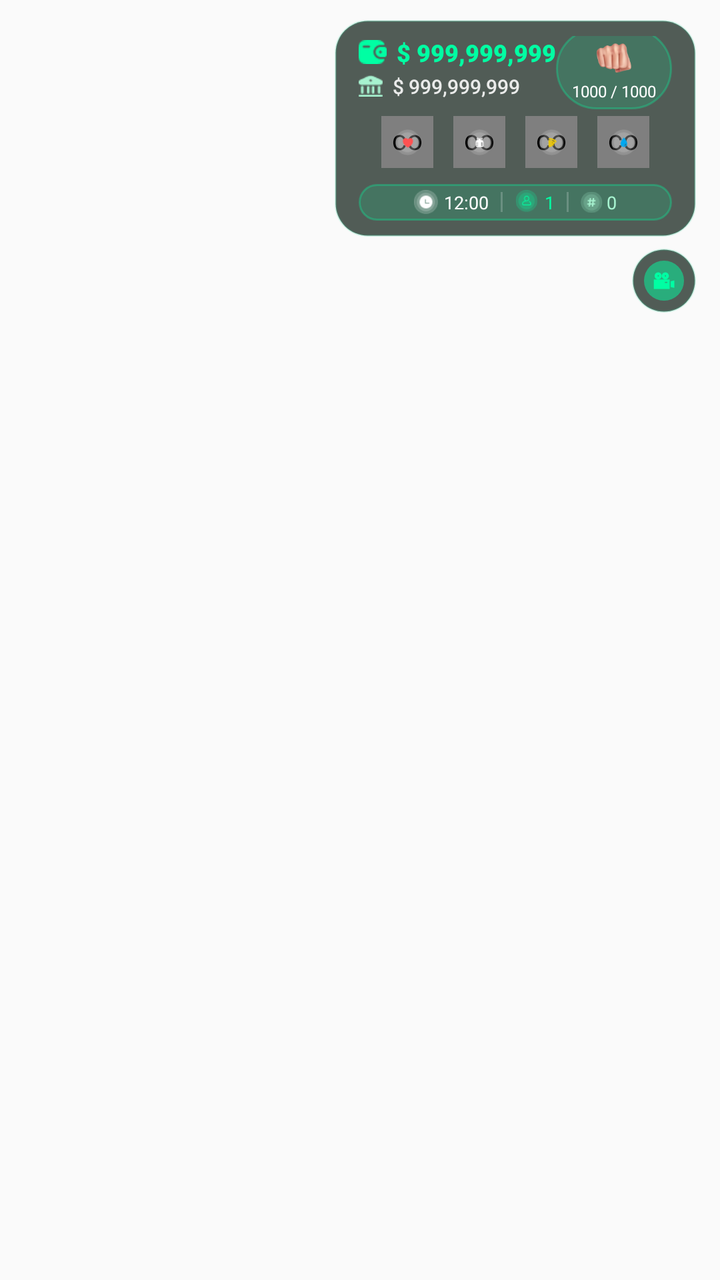
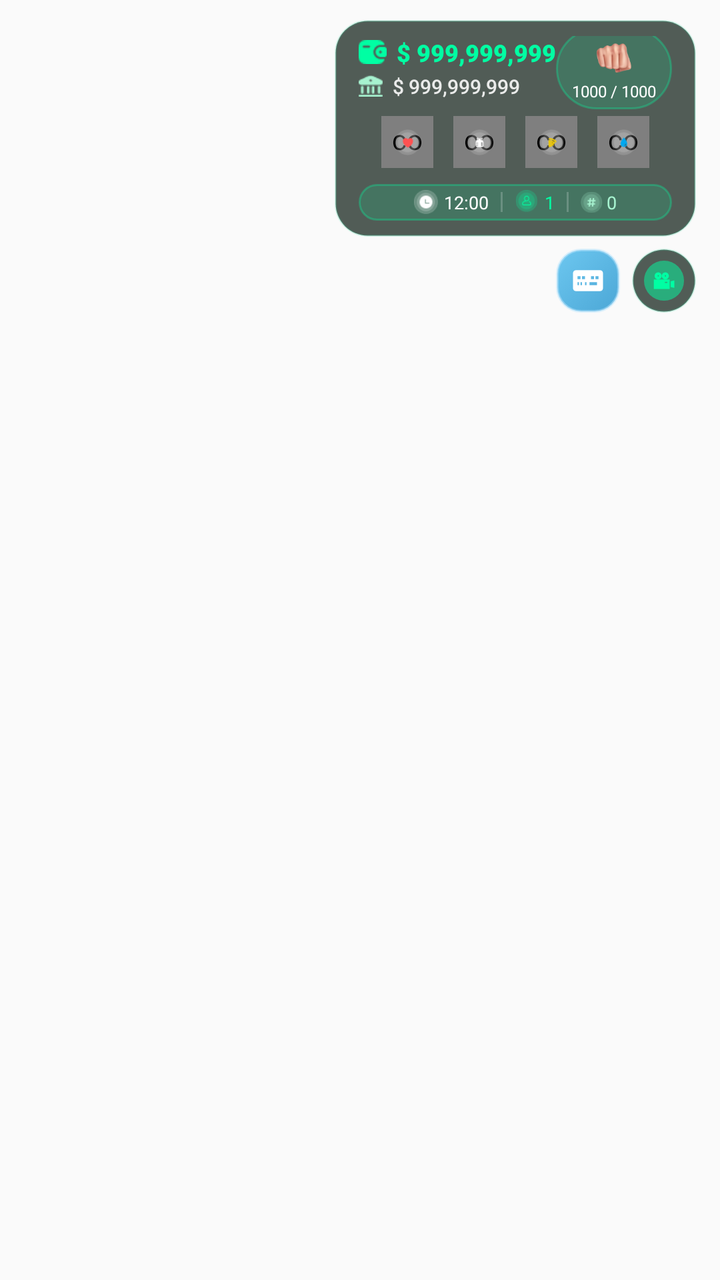

The first picture is an Android layout as it rendered before a commit; the second is the same layout after the commit. The layout source and the unified diff follow.
<!-- AndroidManifest.xml: application theme Theme.AppCompat.Light.NoActionBar -->
<!-- res/layout/hud_test.xml -->
<?xml version="1.0" encoding="utf-8"?>
<androidx.constraintlayout.widget.ConstraintLayout
    xmlns:android="http://schemas.android.com/apk/res/android"
    xmlns:app="http://schemas.android.com/apk/res-auto"
    xmlns:tools="http://schemas.android.com/tools"
    android:id="@+id/gamehud"
    android:layout_width="match_parent"
    android:layout_height="match_parent"
    android:clipChildren="false">

    
    <androidx.constraintlayout.widget.ConstraintLayout
        android:id="@+id/hudMainCard"
        android:layout_width="wrap_content"
        android:layout_height="wrap_content"
        android:layout_marginTop="10dp"
        android:layout_marginEnd="12dp"
        android:background="@drawable/bg_glass_card"
        android:paddingHorizontal="12dp"
        android:paddingVertical="8dp"
        app:layout_constraintEnd_toEndOf="parent"
        app:layout_constraintTop_toTopOf="parent">

        
        <LinearLayout
            android:id="@+id/moneyContainer"
            android:layout_width="wrap_content"
            android:layout_height="wrap_content"
            android:orientation="vertical"
            android:layout_marginEnd="16dp"
            app:layout_constraintTop_toTopOf="parent"
            app:layout_constraintStart_toStartOf="parent">

            
            <LinearLayout
                android:layout_width="wrap_content"
                android:layout_height="wrap_content"
                android:gravity="center_vertical"
                android:orientation="horizontal">

                <ImageView
                    android:id="@+id/imageView6"
                    android:layout_width="14dp"
                    android:layout_height="14dp"
                    android:layout_marginEnd="5dp"
                    app:tint="@color/mint_accent"
                    app:srcCompat="@drawable/wallet" />

                <TextView
                    android:id="@+id/money_text"
                    android:layout_width="wrap_content"
                    android:layout_height="wrap_content"
                    android:fontFamily="sans-serif-black"
                    android:text="$ 999,999,999"
                    android:textColor="@color/mint_accent"
                    android:textSize="12sp"
                    android:textStyle="bold" />
            </LinearLayout>

            
            <LinearLayout
                android:layout_width="wrap_content"
                android:layout_height="wrap_content"
                android:layout_marginTop="2dp"
                android:gravity="center_vertical"
                android:orientation="horizontal">

                <ImageView
                    android:id="@+id/banklogot"
                    android:layout_width="12dp"
                    android:layout_height="12dp"
                    android:layout_marginEnd="5dp"
                    app:tint="#A7F3D0"
                    app:srcCompat="@drawable/bank" />

                <TextView
                    android:id="@+id/bank_money_text"
                    android:layout_width="wrap_content"
                    android:layout_height="wrap_content"
                    android:fontFamily="sans-serif-medium"
                    android:text="$ 999,999,999"
                    android:textColor="#E0FFFFFF"
                    android:textSize="10sp" />
            </LinearLayout>
        </LinearLayout>

        
        <LinearLayout
            android:id="@+id/weaponContainer"
            android:layout_width="wrap_content"
            android:layout_height="wrap_content"
            android:gravity="center"
            android:orientation="vertical"
            android:background="@drawable/bg_glass_pill"
            android:paddingHorizontal="8dp"
            android:paddingVertical="4dp"
            app:layout_constraintEnd_toEndOf="parent"
            app:layout_constraintStart_toEndOf="@id/moneyContainer"
            app:layout_constraintTop_toTopOf="parent"
            app:layout_constraintBottom_toBottomOf="@id/moneyContainer">

            <ImageView
                android:id="@+id/hud_weapon"
                android:layout_width="32dp"
                android:layout_height="22dp"
                android:scaleType="fitCenter"
                app:srcCompat="@drawable/weapon_0" />

            <TextView
                android:id="@+id/weapon_ammo_text"
                android:layout_width="wrap_content"
                android:layout_height="wrap_content"
                android:fontFamily="sans-serif-bold"
                android:text="1000 / 1000"
                android:textColor="#FFFFFF"
                android:textSize="8sp" />
        </LinearLayout>

        
        <LinearLayout
            android:id="@+id/progressContainer"
            android:layout_width="wrap_content"
            android:layout_height="wrap_content"
            android:layout_marginTop="8dp"
            android:gravity="center_vertical"
            android:orientation="horizontal"
            app:layout_constraintStart_toStartOf="parent"
            app:layout_constraintEnd_toEndOf="parent"
            app:layout_constraintTop_toBottomOf="@id/moneyContainer">

            
            <androidx.constraintlayout.widget.ConstraintLayout
                android:layout_width="26dp"
                android:layout_height="26dp">

                <com.kurdish.roleplay.launcher.util.SeekArc
                    android:id="@+id/hud_progress_hp"
                    android:layout_width="0dp"
                    android:layout_height="0dp"
                    android:padding="2dp"
                    app:arcColor="#26FFFFFF"
                    app:arcWidth="2dp"
                    app:enabled="false"
                    app:layout_constraintBottom_toBottomOf="parent"
                    app:layout_constraintEnd_toEndOf="parent"
                    app:layout_constraintStart_toStartOf="parent"
                    app:layout_constraintTop_toTopOf="parent"
                    app:progress="360"
                    app:progressColor="#00FFA3"
                    app:progressWidth="2.5dp" />

                <ImageView
                    android:id="@+id/icon_hp"
                    android:layout_width="13dp"
                    android:layout_height="13dp"
                    android:scaleType="fitCenter"
                    android:src="@drawable/health"
                    app:layout_constraintBottom_toBottomOf="@id/hud_progress_hp"
                    app:layout_constraintEnd_toEndOf="@id/hud_progress_hp"
                    app:layout_constraintStart_toStartOf="@id/hud_progress_hp"
                    app:layout_constraintTop_toTopOf="@id/hud_progress_hp" />
            </androidx.constraintlayout.widget.ConstraintLayout>

            <Space
                android:layout_width="10dp"
                android:layout_height="0dp" />

            
            <androidx.constraintlayout.widget.ConstraintLayout
                android:layout_width="26dp"
                android:layout_height="26dp">

                <com.kurdish.roleplay.launcher.util.SeekArc
                    android:id="@+id/hud_progress_shp"
                    android:layout_width="0dp"
                    android:layout_height="0dp"
                    android:padding="2dp"
                    app:arcColor="#26FFFFFF"
                    app:arcWidth="2dp"
                    app:enabled="false"
                    app:layout_constraintBottom_toBottomOf="parent"
                    app:layout_constraintEnd_toEndOf="parent"
                    app:layout_constraintStart_toStartOf="parent"
                    app:layout_constraintTop_toTopOf="parent"
                    app:progress="360"
                    app:progressColor="#38BDF8"
                    app:progressWidth="2.5dp" />

                <ImageView
                    android:id="@+id/icon_armour"
                    android:layout_width="13dp"
                    android:layout_height="13dp"
                    android:scaleType="fitCenter"
                    android:src="@drawable/armour"
                    app:layout_constraintBottom_toBottomOf="@id/hud_progress_shp"
                    app:layout_constraintEnd_toEndOf="@id/hud_progress_shp"
                    app:layout_constraintStart_toStartOf="@id/hud_progress_shp"
                    app:layout_constraintTop_toTopOf="@id/hud_progress_shp" />
            </androidx.constraintlayout.widget.ConstraintLayout>

            <Space
                android:layout_width="10dp"
                android:layout_height="0dp" />

            
            <androidx.constraintlayout.widget.ConstraintLayout
                android:layout_width="26dp"
                android:layout_height="26dp">

                <com.kurdish.roleplay.launcher.util.SeekArc
                    android:id="@+id/hud_progress_eat"
                    android:layout_width="0dp"
                    android:layout_height="0dp"
                    android:padding="2dp"
                    app:arcColor="#26FFFFFF"
                    app:arcWidth="2dp"
                    app:enabled="false"
                    app:layout_constraintBottom_toBottomOf="parent"
                    app:layout_constraintEnd_toEndOf="parent"
                    app:layout_constraintStart_toStartOf="parent"
                    app:layout_constraintTop_toTopOf="parent"
                    app:progress="360"
                    app:progressColor="#FBBF24"
                    app:progressWidth="2.5dp" />

                <ImageView
                    android:id="@+id/icon_eat"
                    android:layout_width="13dp"
                    android:layout_height="13dp"
                    android:scaleType="fitCenter"
                    android:src="@drawable/satiety"
                    app:layout_constraintBottom_toBottomOf="@id/hud_progress_eat"
                    app:layout_constraintEnd_toEndOf="@id/hud_progress_eat"
                    app:layout_constraintStart_toStartOf="@id/hud_progress_eat"
                    app:layout_constraintTop_toTopOf="@id/hud_progress_eat" />
            </androidx.constraintlayout.widget.ConstraintLayout>

            <Space
                android:layout_width="10dp"
                android:layout_height="0dp" />

            
            <androidx.constraintlayout.widget.ConstraintLayout
                android:layout_width="26dp"
                android:layout_height="26dp">

                <com.kurdish.roleplay.launcher.util.SeekArc
                    android:id="@+id/hud_progress_drink"
                    android:layout_width="0dp"
                    android:layout_height="0dp"
                    android:padding="2dp"
                    app:arcColor="#26FFFFFF"
                    app:arcWidth="2dp"
                    app:enabled="false"
                    app:layout_constraintBottom_toBottomOf="parent"
                    app:layout_constraintEnd_toEndOf="parent"
                    app:layout_constraintStart_toStartOf="parent"
                    app:layout_constraintTop_toTopOf="parent"
                    app:progress="360"
                    app:progressColor="#3B82F6"
                    app:progressWidth="2.5dp" />

                <ImageView
                    android:id="@+id/icon_drink"
                    android:layout_width="13dp"
                    android:layout_height="13dp"
                    android:scaleType="fitCenter"
                    android:src="@drawable/drink"
                    app:layout_constraintBottom_toBottomOf="@id/hud_progress_drink"
                    app:layout_constraintEnd_toEndOf="@id/hud_progress_drink"
                    app:layout_constraintStart_toStartOf="@id/hud_progress_drink"
                    app:layout_constraintTop_toTopOf="@id/hud_progress_drink" />
            </androidx.constraintlayout.widget.ConstraintLayout>
        </LinearLayout>

        
        <LinearLayout
            android:id="@+id/infoStrip"
            android:layout_width="0dp"
            android:layout_height="wrap_content"
            android:layout_marginTop="8dp"
            android:gravity="center"
            android:orientation="horizontal"
            android:background="@drawable/bg_glass_pill"
            android:paddingVertical="3dp"
            android:paddingHorizontal="6dp"
            app:layout_constraintStart_toStartOf="parent"
            app:layout_constraintEnd_toEndOf="parent"
            app:layout_constraintTop_toBottomOf="@id/progressContainer">

            <ImageView
                android:id="@+id/icon_time"
                android:layout_width="12dp"
                android:layout_height="12dp"
                android:layout_marginEnd="3dp"
                app:tint="#FFFFFF"
                app:srcCompat="@drawable/time" />

            <TextView
                android:id="@+id/realTime"
                android:layout_width="wrap_content"
                android:layout_height="wrap_content"
                android:fontFamily="sans-serif-bold"
                android:text="12:00"
                android:textColor="#FFFFFF"
                android:textSize="9sp" />

            <View
                android:layout_width="1dp"
                android:layout_height="10dp"
                android:layout_marginHorizontal="6dp"
                android:background="#33FFFFFF" />

            <ImageView
                android:id="@+id/icon_players"
                android:layout_width="12dp"
                android:layout_height="12dp"
                android:layout_marginEnd="3dp"
                app:tint="@color/mint_accent"
                app:srcCompat="@drawable/players" />

            <TextView
                android:id="@+id/textPlayers"
                android:layout_width="wrap_content"
                android:layout_height="wrap_content"
                android:fontFamily="sans-serif-bold"
                android:text="1"
                android:textColor="@color/mint_accent"
                android:textSize="9sp" />

            <View
                android:layout_width="1dp"
                android:layout_height="10dp"
                android:layout_marginHorizontal="6dp"
                android:background="#33FFFFFF" />

            <ImageView
                android:id="@+id/playerid"
                android:layout_width="11dp"
                android:layout_height="11dp"
                android:layout_marginEnd="2dp"
                app:tint="#A7F3D0"
                app:srcCompat="@drawable/hash" />

            <TextView
                android:id="@+id/yourid"
                android:layout_width="wrap_content"
                android:layout_height="wrap_content"
                android:fontFamily="sans-serif-bold"
                android:text="0"
                android:textColor="#A7F3D0"
                android:textSize="9sp" />
        </LinearLayout>

    </androidx.constraintlayout.widget.ConstraintLayout>

    
    <FrameLayout
        android:layout_width="32dp"
        android:layout_height="32dp"
        android:layout_marginTop="6dp"
        android:layout_marginEnd="12dp"
        android:background="@drawable/bg_glass_card"
        android:elevation="4dp"
        app:layout_constraintEnd_toEndOf="parent"
        app:layout_constraintTop_toBottomOf="@id/hudMainCard">

        <ImageView
            android:id="@+id/hud_camera"
            android:layout_width="20dp"
            android:layout_height="20dp"
            android:layout_gravity="center"
            android:clickable="true"
            android:focusable="true"
            android:foreground="?android:attr/selectableItemBackgroundBorderless"
            android:src="@drawable/camera_butt"
            app:tint="@color/mint_accent" />
    </FrameLayout>

</androidx.constraintlayout.widget.ConstraintLayout>
<!-- resources referenced by this layout -->
<resources>
  <color name="mint_accent">#00FFA3</color>
  <!-- drawable armour: png bitmap (drawable, 962 bytes) -->
  <!-- drawable bank: png bitmap (drawable, 370 bytes) -->
  <!-- drawable bg_glass_card (drawable) -->
  <?xml version="1.0" encoding="utf-8"?>
  <shape xmlns:android="http://schemas.android.com/apk/res/android"
      android:shape="rectangle">
      <solid android:color="#B30A1A12" />
      <stroke android:width="1dp" android:color="#3334D399" />
      <corners android:radius="16dp" />
  </shape>
  <!-- drawable bg_glass_pill (drawable) -->
  <?xml version="1.0" encoding="utf-8"?>
  <shape xmlns:android="http://schemas.android.com/apk/res/android"
      android:shape="rectangle">
      <solid android:color="#2600FFA3" />
      <stroke android:width="1dp" android:color="#4D00FFA3" />
      <corners android:radius="20dp" />
  </shape>
  <!-- drawable camera_butt (drawable) -->
  <vector xmlns:android="http://schemas.android.com/apk/res/android"
      android:width="256dp"
      android:height="256dp"
      android:viewportWidth="256"
      android:viewportHeight="256">
    <path
        android:pathData="M128,128m-128,0a128,128 0,1 1,256 0a128,128 0,1 1,-256 0"
        android:strokeAlpha="0.5"
        android:fillColor="#000000"
        android:fillAlpha="0.5"/>
    <path
        android:pathData="M90.5,120C102.93,120 113,109.93 113,97.5C113,85.07 102.93,75 90.5,75C78.07,75 68,85.07 68,97.5C68,109.93 78.07,120 90.5,120ZM95,93H87V101H95V93Z"
        android:fillColor="#ffffff"
        android:fillType="evenOdd"/>
    <path
        android:pathData="M171,132L194,126.5V133V174L171,169V132Z"
        android:fillColor="#ffffff"/>
    <path
        android:pathData="M164,120H63V181H164V120ZM149,135H133V143H149V135Z"
        android:fillColor="#ffffff"
        android:fillType="evenOdd"/>
    <path
        android:pathData="M136.5,120C148.93,120 159,109.93 159,97.5C159,85.07 148.93,75 136.5,75C124.07,75 114,85.07 114,97.5C114,109.93 124.07,120 136.5,120ZM141,93H133V101H141V93Z"
        android:fillColor="#ffffff"
        android:fillType="evenOdd"/>
  </vector>
  <!-- drawable drink: png bitmap (drawable, 1041 bytes) -->
  <!-- drawable hash: png bitmap (drawable, 929 bytes) -->
  <!-- drawable health: png bitmap (drawable, 1026 bytes) -->
  <!-- drawable players: png bitmap (drawable, 1492 bytes) -->
  <!-- drawable satiety: png bitmap (drawable, 1160 bytes) -->
  <!-- drawable time: png bitmap (drawable, 1030 bytes) -->
  <!-- drawable wallet: png bitmap (drawable, 424 bytes) -->
  <!-- drawable weapon_0: png bitmap (drawable, 7308 bytes) -->
</resources>

<!-- the commit's change to res/layout/hud_test.xml (unified diff, before → after) -->
@@ -355,26 +355,55 @@
     </androidx.constraintlayout.widget.ConstraintLayout>
 
     
-    <FrameLayout
-        android:layout_width="32dp"
-        android:layout_height="32dp"
+    <LinearLayout
+        android:id="@+id/hudFloatingButtons"
+        android:layout_width="wrap_content"
+        android:layout_height="wrap_content"
         android:layout_marginTop="6dp"
         android:layout_marginEnd="12dp"
-        android:background="@drawable/bg_glass_card"
-        android:elevation="4dp"
+        android:orientation="horizontal"
         app:layout_constraintEnd_toEndOf="parent"
         app:layout_constraintTop_toBottomOf="@id/hudMainCard">
 
-        <ImageView
-            android:id="@+id/hud_camera"
-            android:layout_width="20dp"
-            android:layout_height="20dp"
-            android:layout_gravity="center"
-            android:clickable="true"
-            android:focusable="true"
-            android:foreground="?android:attr/selectableItemBackgroundBorderless"
-            android:src="@drawable/camera_butt"
-            app:tint="@color/mint_accent" />
-    </FrameLayout>
+        
+        <FrameLayout
+            android:id="@+id/hud_keyboard_container"
+            android:layout_width="32dp"
+            android:layout_height="32dp"
+            android:layout_marginEnd="6dp"
+            android:background="@drawable/bg_key_sky_glass"
+            android:elevation="4dp">
+
+            <ImageView
+                android:id="@+id/hud_keyboard_btn"
+                android:layout_width="18dp"
+                android:layout_height="18dp"
+                android:layout_gravity="center"
+                android:clickable="true"
+                android:focusable="true"
+                android:foreground="?android:attr/selectableItemBackgroundBorderless"
+                android:src="@drawable/ic_keyboard"
+                app:tint="#FFFFFF" />
+        </FrameLayout>
+
+        
+        <FrameLayout
+            android:layout_width="32dp"
+            android:layout_height="32dp"
+            android:background="@drawable/bg_glass_card"
+            android:elevation="4dp">
+
+            <ImageView
+                android:id="@+id/hud_camera"
+                android:layout_width="20dp"
+                android:layout_height="20dp"
+                android:layout_gravity="center"
+                android:clickable="true"
+                android:focusable="true"
+                android:foreground="?android:attr/selectableItemBackgroundBorderless"
+                android:src="@drawable/camera_butt"
+                app:tint="@color/mint_accent" />
+        </FrameLayout>
+    </LinearLayout>
 
 </androidx.constraintlayout.widget.ConstraintLayout>
<!-- resource entries referenced after the edit -->
@@ -19,6 +19,30 @@
       <stroke android:width="1dp" android:color="#4D00FFA3" />
       <corners android:radius="20dp" />
   </shape>
+  <!-- drawable bg_key_sky_glass (drawable) -->
+  <?xml version="1.0" encoding="utf-8"?>
+  <selector xmlns:android="http://schemas.android.com/apk/res/android">
+      <item android:state_pressed="true">
+          <shape android:shape="rectangle">
+              <corners android:radius="12dp" />
+              <gradient
+                  android:angle="135"
+                  android:startColor="#FF0284C7"
+                  android:endColor="#FF38BDF8" />
+              <stroke android:width="1.5dp" android:color="#FFFFFFFF" />
+          </shape>
+      </item>
+      <item>
+          <shape android:shape="rectangle">
+              <corners android:radius="12dp" />
+              <gradient
+                  android:angle="135"
+                  android:startColor="#B30284C7"
+                  android:endColor="#990EA5E9" />
+              <stroke android:width="1.2dp" android:color="#80BAE6FD" />
+          </shape>
+      </item>
+  </selector>
   <!-- drawable camera_butt (drawable) -->
   <vector xmlns:android="http://schemas.android.com/apk/res/android"
       android:width="256dp"
@@ -49,10 +73,21 @@
   <!-- drawable drink: png bitmap (drawable, 1041 bytes) -->
   <!-- drawable hash: png bitmap (drawable, 929 bytes) -->
   <!-- drawable health: png bitmap (drawable, 1026 bytes) -->
+  <!-- drawable ic_keyboard (drawable) -->
+  <vector xmlns:android="http://schemas.android.com/apk/res/android"
+      android:width="24dp"
+      android:height="24dp"
+      android:viewportWidth="24"
+      android:viewportHeight="24">
+      <path
+          android:fillColor="@color/white"
+          android:pathData="M20,5H4C2.9,5 2,5.9 2,7v10c0,1.1 0.9,2 2,2h16c1.1,0 2,-0.9 2,-2V7C22,5.9 21.1,5 20,5zM8,9h2v2H8V9zM5,9h2v2H5V9zM11,15H6v-2h5V15zM13,15v-2h5v2H13zM19,11h-2V9h2V11zM16,11h-2V9h2V11zM8,13h2v2H8V13zM5,13h2v2H5V13z"/>
+  </vector>
   <!-- drawable players: png bitmap (drawable, 1492 bytes) -->
   <!-- drawable satiety: png bitmap (drawable, 1160 bytes) -->
   <!-- drawable time: png bitmap (drawable, 1030 bytes) -->
   <!-- drawable wallet: png bitmap (drawable, 424 bytes) -->
   <!-- drawable weapon_0: png bitmap (drawable, 7308 bytes) -->
+  <color name="white">#ffffffff</color>
 </resources>
 
